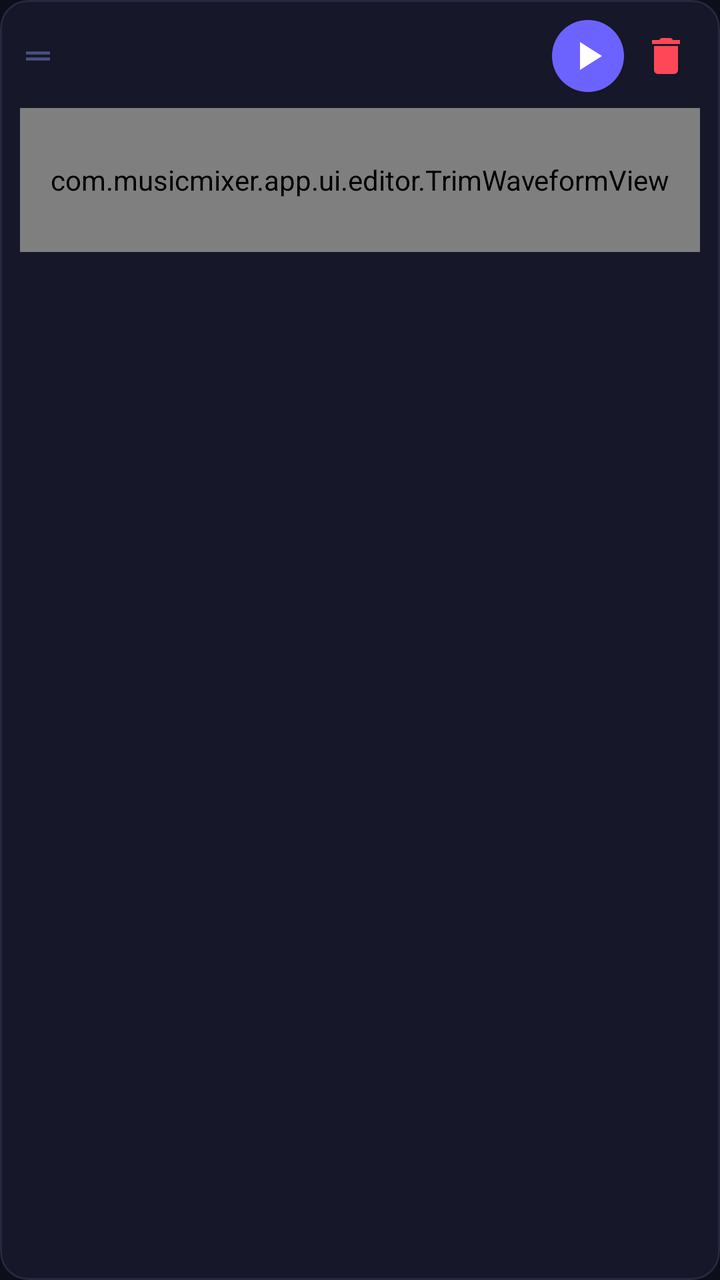
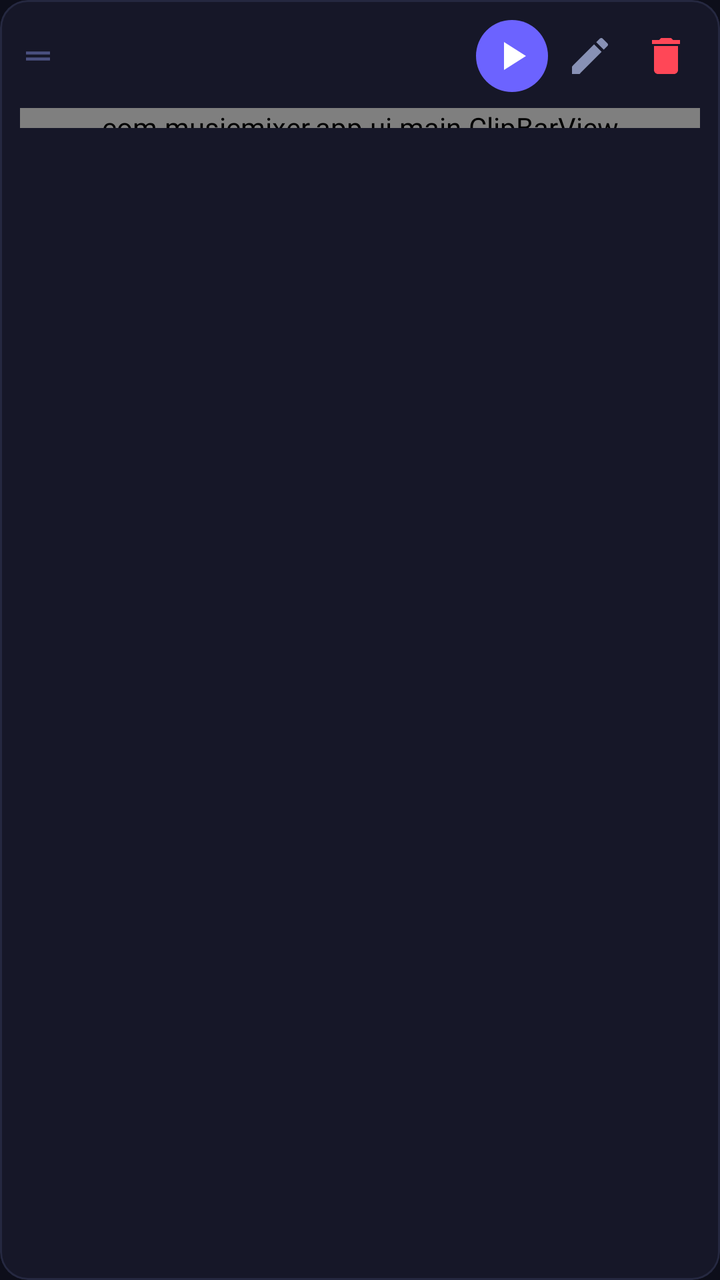

Compare the two renders of this Android layout. The source of the first and the diff that turns it into the second are given below.
<!-- AndroidManifest.xml: application theme Theme.MusicMixer -->
<!-- res/layout/item_track.xml -->
<?xml version="1.0" encoding="utf-8"?>
<com.google.android.material.card.MaterialCardView
    xmlns:android="http://schemas.android.com/apk/res/android"
    xmlns:app="http://schemas.android.com/apk/res-auto"
    android:layout_width="match_parent"
    android:layout_height="wrap_content"
    android:layout_marginStart="10dp"
    android:layout_marginEnd="10dp"
    android:layout_marginBottom="8dp"
    app:cardCornerRadius="14dp"
    app:cardElevation="0dp"
    app:cardBackgroundColor="@color/surface"
    app:strokeColor="@color/divider"
    app:strokeWidth="1dp">

    <LinearLayout
        android:layout_width="match_parent"
        android:layout_height="wrap_content"
        android:orientation="vertical"
        android:padding="10dp">

        
        <LinearLayout
            android:layout_width="match_parent"
            android:layout_height="wrap_content"
            android:orientation="horizontal"
            android:gravity="center_vertical">

            
            <ImageView
                android:id="@+id/iv_drag_handle"
                android:layout_width="22dp"
                android:layout_height="36dp"
                android:src="@drawable/ic_drag_handle"
                android:tint="@color/text_hint"
                android:contentDescription="Drag to reorder"
                android:paddingEnd="4dp"/>

            
            <View
                android:id="@+id/view_color_bar"
                android:layout_width="3dp"
                android:layout_height="32dp"
                android:layout_marginEnd="10dp"
                android:background="@drawable/bg_track_color_bar"/>

            
            <LinearLayout
                android:layout_width="0dp"
                android:layout_height="wrap_content"
                android:layout_weight="1"
                android:orientation="vertical">

                <TextView
                    android:id="@+id/tv_track_name"
                    android:layout_width="match_parent"
                    android:layout_height="wrap_content"
                    android:ellipsize="end"
                    android:maxLines="1"
                    android:textColor="@color/text_primary"
                    android:textSize="13sp"
                    android:fontFamily="sans-serif-medium"/>

                <LinearLayout
                    android:layout_width="match_parent"
                    android:layout_height="wrap_content"
                    android:orientation="horizontal"
                    android:layout_marginTop="1dp"
                    android:gravity="center_vertical">

                    <TextView
                        android:id="@+id/tv_duration"
                        android:layout_width="wrap_content"
                        android:layout_height="wrap_content"
                        android:textColor="@color/text_hint"
                        android:textSize="10sp"/>

                    <TextView
                        android:id="@+id/tv_trim_info"
                        android:layout_width="wrap_content"
                        android:layout_height="wrap_content"
                        android:layout_marginStart="6dp"
                        android:textColor="@color/accent_alt"
                        android:textSize="10sp"
                        android:visibility="gone"/>

                </LinearLayout>

            </LinearLayout>

            
            <ImageButton
                android:id="@+id/btn_play_track"
                android:layout_width="36dp"
                android:layout_height="36dp"
                android:src="@drawable/ic_play"
                android:background="@drawable/bg_play_btn"
                android:tint="@color/white"
                android:padding="8dp"
                android:contentDescription="Play clip"/>

            
            <ImageButton
                android:id="@+id/btn_remove"
                android:layout_width="34dp"
                android:layout_height="34dp"
                android:layout_marginStart="4dp"
                android:src="@drawable/ic_delete"
                android:background="?attr/selectableItemBackgroundBorderless"
                android:tint="@color/danger"
                android:contentDescription="Remove"/>

        </LinearLayout>

        
        <com.musicmixer.app.ui.editor.TrimWaveformView
            android:id="@+id/trim_waveform"
            android:layout_width="match_parent"
            android:layout_height="72dp"
            android:layout_marginTop="8dp"
            android:background="@color/bg"/>

        
        <LinearLayout
            android:layout_width="match_parent"
            android:layout_height="wrap_content"
            android:orientation="horizontal"
            android:paddingTop="4dp"
            android:gravity="center_vertical">

            
            <TextView
                android:id="@+id/tv_trim_start"
                android:layout_width="0dp"
                android:layout_height="wrap_content"
                android:layout_weight="1"
                android:textColor="@color/accent_alt"
                android:textSize="9sp"
                android:fontFamily="monospace"/>

            
            <TextView
                android:id="@+id/tv_playback_timer"
                android:layout_width="wrap_content"
                android:layout_height="wrap_content"
                android:paddingVertical="2dp"
                android:paddingHorizontal="8dp"
                android:text=""
                android:textColor="@color/white"
                android:textSize="10sp"
                android:fontFamily="monospace"
                android:background="@drawable/bg_timer_pill"
                android:visibility="gone"/>

            
            <TextView
                android:id="@+id/tv_trim_end"
                android:layout_width="0dp"
                android:layout_height="wrap_content"
                android:layout_weight="1"
                android:gravity="end"
                android:textColor="@color/accent"
                android:textSize="9sp"
                android:fontFamily="monospace"/>

        </LinearLayout>

    </LinearLayout>

</com.google.android.material.card.MaterialCardView>
<!-- resources referenced by this layout -->
<resources>
  <color name="accent">#FF6B9D</color>
  <color name="accent_alt">#00D4AA</color>
  <color name="bg">#0D0E1A</color>
  <color name="danger">#FF4757</color>
  <color name="divider">#252840</color>
  <color name="surface">#161728</color>
  <color name="text_hint">#4A5080</color>
  <color name="text_primary">#F0F2FF</color>
  <color name="white">#FFFFFF</color>
  <!-- drawable bg_play_btn (drawable) -->
  <?xml version="1.0" encoding="utf-8"?>
  <shape xmlns:android="http://schemas.android.com/apk/res/android"
      android:shape="oval">
      <solid android:color="#6C63FF"/>
  </shape>
  <!-- drawable bg_timer_pill (drawable) -->
  <?xml version="1.0" encoding="utf-8"?>
  <shape xmlns:android="http://schemas.android.com/apk/res/android"
      android:shape="rectangle">
      <solid android:color="#CC6C63FF"/>
      <corners android:radius="10dp"/>
  </shape>
  <!-- drawable bg_track_color_bar (drawable) -->
  ﻿<?xml version="1.0" encoding="utf-8"?>
  <shape xmlns:android="http://schemas.android.com/apk/res/android"
      android:shape="rectangle">
      <corners android:radius="2dp"/>
  </shape>
  <!-- drawable ic_delete (drawable) -->
  ﻿<?xml version="1.0" encoding="utf-8"?>
  <vector xmlns:android="http://schemas.android.com/apk/res/android"
      android:width="24dp" android:height="24dp"
      android:viewportWidth="24" android:viewportHeight="24">
      <path android:fillColor="@android:color/white"
          android:pathData="M6,19c0,1.1 0.9,2 2,2h8c1.1,0 2,-0.9 2,-2V7H6v12zM19,4h-3.5l-1,-1h-5l-1,1H5v2h14V4z"/>
  </vector>
  <!-- drawable ic_drag_handle (drawable) -->
  <?xml version="1.0" encoding="utf-8"?>
  <vector xmlns:android="http://schemas.android.com/apk/res/android"
      android:width="24dp" android:height="24dp"
      android:viewportWidth="24" android:viewportHeight="24">
      <path android:fillColor="@android:color/white"
          android:pathData="M20,9H4v2h16V9zM4,15h16v-2H4v2z"/>
  </vector>
  <!-- drawable ic_play (drawable) -->
  <?xml version="1.0" encoding="utf-8"?>
  <vector xmlns:android="http://schemas.android.com/apk/res/android"
      android:width="24dp" android:height="24dp"
      android:viewportWidth="24" android:viewportHeight="24">
      <path android:fillColor="@android:color/white"
          android:pathData="M8,5v14l11-7z"/>
  </vector>
  <style name="Theme.MusicMixer" parent="Theme.MaterialComponents.DayNight.NoActionBar">
          <item name="colorPrimary">@color/primary</item>
          <item name="colorPrimaryVariant">@color/primary_dark</item>
          <item name="colorOnPrimary">@color/white</item>
          <item name="colorSecondary">@color/accent</item>
          <item name="colorOnSecondary">@color/white</item>
          <item name="android:colorBackground">@color/bg</item>
          <item name="colorSurface">@color/surface</item>
          <item name="colorOnSurface">@color/text_primary</item>
          <item name="android:windowBackground">@color/bg</item>
          <item name="android:statusBarColor">@color/bg_dark</item>
          <item name="android:navigationBarColor">@color/bg_dark</item>
          <item name="android:windowLightStatusBar">false</item>
      </style>
  <color name="primary">#6C63FF</color>
  <color name="primary_dark">#4A42D6</color>
  <color name="bg_dark">#08090F</color>
</resources>

<!-- the commit's change to res/layout/item_track.xml (unified diff, before → after) -->
@@ -101,6 +101,17 @@
 
             
             <ImageButton
+                android:id="@+id/btn_edit"
+                android:layout_width="34dp"
+                android:layout_height="34dp"
+                android:layout_marginStart="4dp"
+                android:src="@drawable/ic_edit"
+                android:background="?attr/selectableItemBackgroundBorderless"
+                android:tint="@color/text_secondary"
+                android:contentDescription="Edit clip"/>
+
+            
+            <ImageButton
                 android:id="@+id/btn_remove"
                 android:layout_width="34dp"
                 android:layout_height="34dp"
@@ -113,19 +124,19 @@
         </LinearLayout>
 
         
-        <com.musicmixer.app.ui.editor.TrimWaveformView
-            android:id="@+id/trim_waveform"
+        <com.musicmixer.app.ui.main.ClipBarView
+            android:id="@+id/clip_bar"
             android:layout_width="match_parent"
-            android:layout_height="72dp"
+            android:layout_height="10dp"
             android:layout_marginTop="8dp"
-            android:background="@color/bg"/>
+            android:layout_marginBottom="2dp"/>
 
         
         <LinearLayout
             android:layout_width="match_parent"
             android:layout_height="wrap_content"
             android:orientation="horizontal"
-            android:paddingTop="4dp"
+            android:paddingTop="2dp"
             android:gravity="center_vertical">
 
             
<!-- resource entries referenced after the edit -->
@@ -8,6 +8,7 @@
   <color name="surface">#161728</color>
   <color name="text_hint">#4A5080</color>
   <color name="text_primary">#F0F2FF</color>
+  <color name="text_secondary">#8891B5</color>
   <color name="white">#FFFFFF</color>
   <!-- drawable bg_play_btn (drawable) -->
   <?xml version="1.0" encoding="utf-8"?>
@@ -44,6 +45,14 @@
       <path android:fillColor="@android:color/white"
           android:pathData="M20,9H4v2h16V9zM4,15h16v-2H4v2z"/>
   </vector>
+  <!-- drawable ic_edit (drawable) -->
+  ﻿<?xml version="1.0" encoding="utf-8"?>
+  <vector xmlns:android="http://schemas.android.com/apk/res/android"
+      android:width="24dp" android:height="24dp"
+      android:viewportWidth="24" android:viewportHeight="24">
+      <path android:fillColor="@android:color/white"
+          android:pathData="M3,17.25V21h3.75L17.81,9.94l-3.75,-3.75L3,17.25zM20.71,7.04c0.39,-0.39 0.39,-1.02 0,-1.41l-2.34,-2.34c-0.39,-0.39 -1.02,-0.39 -1.41,0l-1.83,1.83 3.75,3.75 1.83,-1.83z"/>
+  </vector>
   <!-- drawable ic_play (drawable) -->
   <?xml version="1.0" encoding="utf-8"?>
   <vector xmlns:android="http://schemas.android.com/apk/res/android"
